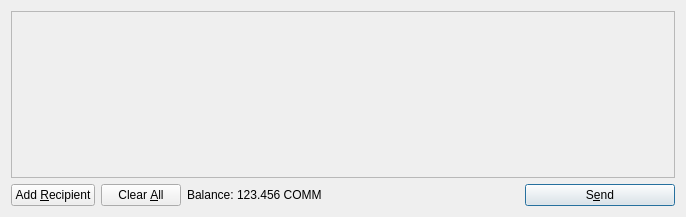
Old version of the form src/qt/forms/sendcoinsdialog.ui in the repository bumbacoin/communitycoin.
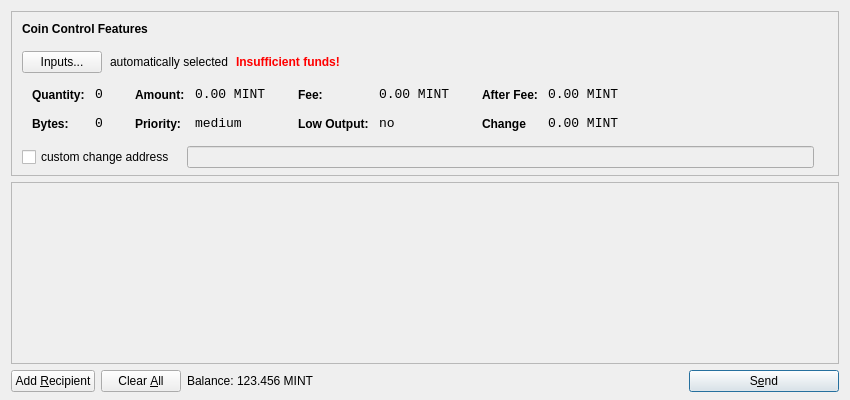
New version of the form. Icons and pictures are not drawn.

```diff
--- a/src/qt/forms/sendcoinsdialog.ui
+++ b/src/qt/forms/sendcoinsdialog.ui
@@ -6,14 +6,615 @@
    <rect>
     <x>0</x>
     <y>0</y>
-    <width>686</width>
-    <height>217</height>
+    <width>850</width>
+    <height>400</height>
    </rect>
   </property>
   <property name="windowTitle">
    <string>Send Coins</string>
   </property>
-  <layout class="QVBoxLayout" name="verticalLayout">
+  <layout class="QVBoxLayout" name="verticalLayout" stretch="0,1,0">
+   <property name="bottomMargin">
+    <number>8</number>
+   </property>
+   <item>
+    <widget class="QFrame" name="frameCoinControl">
+     <property name="sizePolicy">
+      <sizepolicy hsizetype="Expanding" vsizetype="Expanding">
+       <horstretch>0</horstretch>
+       <verstretch>0</verstretch>
+      </sizepolicy>
+     </property>
+     <property name="maximumSize">
+      <size>
+       <width>16777215</width>
+       <height>16777215</height>
+      </size>
+     </property>
+     <property name="frameShape">
+      <enum>QFrame::StyledPanel</enum>
+     </property>
+     <property name="frameShadow">
+      <enum>QFrame::Sunken</enum>
+     </property>
+     <layout class="QVBoxLayout" name="verticalLayoutCoinControl2">
+      <property name="spacing">
+       <number>-1</number>
+      </property>
+      <property name="leftMargin">
+       <number>0</number>
+      </property>
+      <property name="topMargin">
+       <number>0</number>
+      </property>
+      <property name="rightMargin">
+       <number>0</number>
+      </property>
+      <property name="bottomMargin">
+       <number>6</number>
+      </property>
+      <item>
+       <layout class="QVBoxLayout" name="verticalLayoutCoinControl" stretch="0,0,0,0,1">
+        <property name="spacing">
+         <number>0</number>
+        </property>
+        <property name="leftMargin">
+         <number>10</number>
+        </property>
+        <property name="topMargin">
+         <number>10</number>
+        </property>
+        <item>
+         <layout class="QHBoxLayout" name="horizontalLayoutCoinControl1">
+          <property name="bottomMargin">
+           <number>15</number>
+          </property>
+          <item>
+           <widget class="QLabel" name="labelCoinControlFeatures">
+            <property name="sizePolicy">
+             <sizepolicy hsizetype="Preferred" vsizetype="Maximum">
+              <horstretch>0</horstretch>
+              <verstretch>0</verstretch>
+             </sizepolicy>
+            </property>
+            <property name="font">
+             <font>
+              <weight>75</weight>
+              <bold>true</bold>
+             </font>
+            </property>
+            <property name="styleSheet">
+             <string notr="true">font-weight:bold;</string>
+            </property>
+            <property name="text">
+             <string>Coin Control Features</string>
+            </property>
+           </widget>
+          </item>
+         </layout>
+        </item>
+        <item>
+         <layout class="QHBoxLayout" name="horizontalLayoutCoinControl2" stretch="0,0,0,0">
+          <property name="spacing">
+           <number>8</number>
+          </property>
+          <property name="bottomMargin">
+           <number>10</number>
+          </property>
+          <item>
+           <widget class="QPushButton" name="pushButtonCoinControl">
+            <property name="styleSheet">
+             <string notr="true"/>
+            </property>
+            <property name="text">
+             <string>Inputs...</string>
+            </property>
+           </widget>
+          </item>
+          <item>
+           <widget class="QLabel" name="labelCoinControlAutomaticallySelected">
+            <property name="text">
+             <string>automatically selected</string>
+            </property>
+            <property name="margin">
+             <number>5</number>
+            </property>
+           </widget>
+          </item>
+          <item>
+           <widget class="QLabel" name="labelCoinControlInsuffFunds">
+            <property name="font">
+             <font>
+              <weight>75</weight>
+              <bold>true</bold>
+             </font>
+            </property>
+            <property name="styleSheet">
+             <string notr="true">color:red;font-weight:bold;</string>
+            </property>
+            <property name="text">
+             <string>Insufficient funds!</string>
+            </property>
+            <property name="margin">
+             <number>5</number>
+            </property>
+           </widget>
+          </item>
+          <item>
+           <spacer name="horizontalSpacerCoinControl">
+            <property name="orientation">
+             <enum>Qt::Horizontal</enum>
+            </property>
+            <property name="sizeHint" stdset="0">
+             <size>
+              <width>40</width>
+              <height>1</height>
+             </size>
+            </property>
+           </spacer>
+          </item>
+         </layout>
+        </item>
+        <item>
+         <widget class="QWidget" name="widgetCoinControl" native="true">
+          <property name="sizePolicy">
+           <sizepolicy hsizetype="Preferred" vsizetype="Preferred">
+            <horstretch>0</horstretch>
+            <verstretch>0</verstretch>
+           </sizepolicy>
+          </property>
+          <property name="minimumSize">
+           <size>
+            <width>0</width>
+            <height>0</height>
+           </size>
+          </property>
+          <property name="styleSheet">
+           <string notr="true"/>
+          </property>
+          <layout class="QHBoxLayout" name="horizontalLayoutCoinControl5">
+           <property name="margin">
+            <number>0</number>
+           </property>
+           <item>
+            <layout class="QHBoxLayout" name="horizontalLayoutCoinControl3" stretch="0,0,0,1">
+             <property name="spacing">
+              <number>20</number>
+             </property>
+             <property name="topMargin">
+              <number>0</number>
+             </property>
+             <property name="bottomMargin">
+              <number>10</number>
+             </property>
+             <item>
+              <layout class="QFormLayout" name="formLayoutCoinControl1">
+               <property name="horizontalSpacing">
+                <number>10</number>
+               </property>
+               <property name="verticalSpacing">
+                <number>14</number>
+               </property>
+               <property name="leftMargin">
+                <number>10</number>
+               </property>
+               <property name="topMargin">
+                <number>4</number>
+               </property>
+               <property name="rightMargin">
+                <number>6</number>
+               </property>
+               <item row="0" column="0">
+                <widget class="QLabel" name="labelCoinControlQuantityText">
+                 <property name="styleSheet">
+                  <string notr="true">font-weight:bold;</string>
+                 </property>
+                 <property name="text">
+                  <string>Quantity:</string>
+                 </property>
+                 <property name="margin">
+                  <number>0</number>
+                 </property>
+                </widget>
+               </item>
+               <item row="0" column="1">
+                <widget class="QLabel" name="labelCoinControlQuantity">
+                 <property name="font">
+                  <font>
+                   <family>Monospace</family>
+                   <pointsize>10</pointsize>
+                  </font>
+                 </property>
+                 <property name="cursor">
+                  <cursorShape>IBeamCursor</cursorShape>
+                 </property>
+                 <property name="contextMenuPolicy">
+                  <enum>Qt::ActionsContextMenu</enum>
+                 </property>
+                 <property name="text">
+                  <string>0</string>
+                 </property>
+                 <property name="margin">
+                  <number>0</number>
+                 </property>
+                 <property name="textInteractionFlags">
+                  <set>Qt::LinksAccessibleByMouse|Qt::TextSelectableByKeyboard|Qt::TextSelectableByMouse</set>
+                 </property>
+                </widget>
+               </item>
+               <item row="1" column="0">
+                <widget class="QLabel" name="labelCoinControlBytesText">
+                 <property name="styleSheet">
+                  <string notr="true">font-weight:bold;</string>
+                 </property>
+                 <property name="text">
+                  <string>Bytes:</string>
+                 </property>
+                </widget>
+               </item>
+               <item row="1" column="1">
+                <widget class="QLabel" name="labelCoinControlBytes">
+                 <property name="font">
+                  <font>
+                   <family>Monospace</family>
+                   <pointsize>10</pointsize>
+                  </font>
+                 </property>
+                 <property name="cursor">
+                  <cursorShape>IBeamCursor</cursorShape>
+                 </property>
+                 <property name="contextMenuPolicy">
+                  <enum>Qt::ActionsContextMenu</enum>
+                 </property>
+                 <property name="text">
+                  <string>0</string>
+                 </property>
+                 <property name="textInteractionFlags">
+                  <set>Qt::LinksAccessibleByMouse|Qt::TextSelectableByKeyboard|Qt::TextSelectableByMouse</set>
+                 </property>
+                </widget>
+               </item>
+              </layout>
+             </item>
+             <item>
+              <layout class="QFormLayout" name="formLayoutCoinControl2">
+               <property name="horizontalSpacing">
+                <number>10</number>
+               </property>
+               <property name="verticalSpacing">
+                <number>14</number>
+               </property>
+               <property name="leftMargin">
+                <number>6</number>
+               </property>
+               <property name="topMargin">
+                <number>4</number>
+               </property>
+               <property name="rightMargin">
+                <number>6</number>
+               </property>
+               <item row="0" column="0">
+                <widget class="QLabel" name="labelCoinControlAmountText">
+                 <property name="styleSheet">
+                  <string notr="true">font-weight:bold;</string>
+                 </property>
+                 <property name="text">
+                  <string>Amount:</string>
+                 </property>
+                 <property name="margin">
+                  <number>0</number>
+                 </property>
+                </widget>
+               </item>
+               <item row="0" column="1">
+                <widget class="QLabel" name="labelCoinControlAmount">
+                 <property name="font">
+                  <font>
+                   <family>Monospace</family>
+                   <pointsize>10</pointsize>
+                  </font>
+                 </property>
+                 <property name="cursor">
+                  <cursorShape>IBeamCursor</cursorShape>
+                 </property>
+                 <property name="contextMenuPolicy">
+                  <enum>Qt::ActionsContextMenu</enum>
+                 </property>
+                 <property name="text">
+                  <string>0.00 MINT</string>
+                 </property>
+                 <property name="textInteractionFlags">
+                  <set>Qt::LinksAccessibleByMouse|Qt::TextSelectableByKeyboard|Qt::TextSelectableByMouse</set>
+                 </property>
+                </widget>
+               </item>
+               <item row="1" column="0">
+                <widget class="QLabel" name="labelCoinControlPriorityText">
+                 <property name="styleSheet">
+                  <string notr="true">font-weight:bold;</string>
+                 </property>
+                 <property name="text">
+                  <string>Priority:</string>
+                 </property>
+                </widget>
+               </item>
+               <item row="1" column="1">
+                <widget class="QLabel" name="labelCoinControlPriority">
+                 <property name="font">
+                  <font>
+                   <family>Monospace</family>
+                   <pointsize>10</pointsize>
+                  </font>
+                 </property>
+                 <property name="cursor">
+                  <cursorShape>IBeamCursor</cursorShape>
+                 </property>
+                 <property name="contextMenuPolicy">
+                  <enum>Qt::ActionsContextMenu</enum>
+                 </property>
+                 <property name="text">
+                  <string>medium</string>
+                 </property>
+                 <property name="textInteractionFlags">
+                  <set>Qt::LinksAccessibleByMouse|Qt::TextSelectableByKeyboard|Qt::TextSelectableByMouse</set>
+                 </property>
+                </widget>
+               </item>
+              </layout>
+             </item>
+             <item>
+              <layout class="QFormLayout" name="formLayoutCoinControl3">
+               <property name="horizontalSpacing">
+                <number>10</number>
+               </property>
+               <property name="verticalSpacing">
+                <number>14</number>
+               </property>
+               <property name="leftMargin">
+                <number>6</number>
+               </property>
+               <property name="topMargin">
+                <number>4</number>
+               </property>
+               <property name="rightMargin">
+                <number>6</number>
+               </property>
+               <item row="0" column="0">
+                <widget class="QLabel" name="labelCoinControlFeeText">
+                 <property name="styleSheet">
+                  <string notr="true">font-weight:bold;</string>
+                 </property>
+                 <property name="text">
+                  <string>Fee:</string>
+                 </property>
+                 <property name="margin">
+                  <number>0</number>
+                 </property>
+                </widget>
+               </item>
+               <item row="0" column="1">
+                <widget class="QLabel" name="labelCoinControlFee">
+                 <property name="font">
+                  <font>
+                   <family>Monospace</family>
+                   <pointsize>10</pointsize>
+                  </font>
+                 </property>
+                 <property name="cursor">
+                  <cursorShape>IBeamCursor</cursorShape>
+                 </property>
+                 <property name="contextMenuPolicy">
+                  <enum>Qt::ActionsContextMenu</enum>
+                 </property>
+                 <property name="text">
+                  <string>0.00 MINT</string>
+                 </property>
+                 <property name="textInteractionFlags">
+                  <set>Qt::LinksAccessibleByMouse|Qt::TextSelectableByKeyboard|Qt::TextSelectableByMouse</set>
+                 </property>
+                </widget>
+               </item>
+               <item row="1" column="0">
+                <widget class="QLabel" name="labelCoinControlLowOutputText">
+                 <property name="styleSheet">
+                  <string notr="true">font-weight:bold;</string>
+                 </property>
+                 <property name="text">
+                  <string>Low Output:</string>
+                 </property>
+                </widget>
+               </item>
+               <item row="1" column="1">
+                <widget class="QLabel" name="labelCoinControlLowOutput">
+                 <property name="font">
+                  <font>
+                   <family>Monospace</family>
+                   <pointsize>10</pointsize>
+                  </font>
+                 </property>
+                 <property name="cursor">
+                  <cursorShape>IBeamCursor</cursorShape>
+                 </property>
+                 <property name="contextMenuPolicy">
+                  <enum>Qt::ActionsContextMenu</enum>
+                 </property>
+                 <property name="text">
+                  <string>no</string>
+                 </property>
+                 <property name="textInteractionFlags">
+                  <set>Qt::LinksAccessibleByMouse|Qt::TextSelectableByKeyboard|Qt::TextSelectableByMouse</set>
+                 </property>
+                </widget>
+               </item>
+              </layout>
+             </item>
+             <item>
+              <layout class="QFormLayout" name="formLayoutCoinControl4">
+               <property name="horizontalSpacing">
+                <number>10</number>
+               </property>
+               <property name="verticalSpacing">
+                <number>14</number>
+               </property>
+               <property name="leftMargin">
+                <number>6</number>
+               </property>
+               <property name="topMargin">
+                <number>4</number>
+               </property>
+               <property name="rightMargin">
+                <number>6</number>
+               </property>
+               <item row="0" column="0">
+                <widget class="QLabel" name="labelCoinControlAfterFeeText">
+                 <property name="styleSheet">
+                  <string notr="true">font-weight:bold;</string>
+                 </property>
+                 <property name="text">
+                  <string>After Fee:</string>
+                 </property>
+                 <property name="margin">
+                  <number>0</number>
+                 </property>
+                </widget>
+               </item>
+               <item row="0" column="1">
+                <widget class="QLabel" name="labelCoinControlAfterFee">
+                 <property name="font">
+                  <font>
+                   <family>Monospace</family>
+                   <pointsize>10</pointsize>
+                  </font>
+                 </property>
+                 <property name="cursor">
+                  <cursorShape>IBeamCursor</cursorShape>
+                 </property>
+                 <property name="contextMenuPolicy">
+                  <enum>Qt::ActionsContextMenu</enum>
+                 </property>
+                 <property name="text">
+                  <string>0.00 MINT</string>
+                 </property>
+                 <property name="textInteractionFlags">
+                  <set>Qt::LinksAccessibleByMouse|Qt::TextSelectableByKeyboard|Qt::TextSelectableByMouse</set>
+                 </property>
+                </widget>
+               </item>
+               <item row="1" column="0">
+                <widget class="QLabel" name="labelCoinControlChangeText">
+                 <property name="styleSheet">
+                  <string notr="true">font-weight:bold;</string>
+                 </property>
+                 <property name="text">
+                  <string>Change</string>
+                 </property>
+                </widget>
+               </item>
+               <item row="1" column="1">
+                <widget class="QLabel" name="labelCoinControlChange">
+                 <property name="font">
+                  <font>
+                   <family>Monospace</family>
+                   <pointsize>10</pointsize>
+                  </font>
+                 </property>
+                 <property name="cursor">
+                  <cursorShape>IBeamCursor</cursorShape>
+                 </property>
+                 <property name="contextMenuPolicy">
+                  <enum>Qt::ActionsContextMenu</enum>
+                 </property>
+                 <property name="text">
+                  <string>0.00 MINT</string>
+                 </property>
+                 <property name="textInteractionFlags">
+                  <set>Qt::LinksAccessibleByMouse|Qt::TextSelectableByKeyboard|Qt::TextSelectableByMouse</set>
+                 </property>
+                </widget>
+               </item>
+              </layout>
+             </item>
+            </layout>
+           </item>
+          </layout>
+         </widget>
+        </item>
+        <item>
+         <layout class="QHBoxLayout" name="horizontalLayoutCoinControl4" stretch="0,0,0">
+          <property name="spacing">
+           <number>12</number>
+          </property>
+          <property name="sizeConstraint">
+           <enum>QLayout::SetDefaultConstraint</enum>
+          </property>
+          <property name="topMargin">
+           <number>5</number>
+          </property>
+          <property name="rightMargin">
+           <number>5</number>
+          </property>
+          <item>
+           <widget class="QCheckBox" name="checkBoxCoinControlChange">
+            <property name="text">
+             <string>custom change address</string>
+            </property>
+           </widget>
+          </item>
+          <item>
+           <widget class="QLineEdit" name="lineEditCoinControlChange">
+            <property name="enabled">
+             <bool>false</bool>
+            </property>
+            <property name="sizePolicy">
+             <sizepolicy hsizetype="Expanding" vsizetype="Fixed">
+              <horstretch>0</horstretch>
+              <verstretch>0</verstretch>
+             </sizepolicy>
+            </property>
+           </widget>
+          </item>
+          <item>
+           <widget class="QLabel" name="labelCoinControlChangeLabel">
+            <property name="sizePolicy">
+             <sizepolicy hsizetype="Preferred" vsizetype="Expanding">
+              <horstretch>0</horstretch>
+              <verstretch>0</verstretch>
+             </sizepolicy>
+            </property>
+            <property name="minimumSize">
+             <size>
+              <width>0</width>
+              <height>0</height>
+             </size>
+            </property>
+            <property name="text">
+             <string/>
+            </property>
+            <property name="margin">
+             <number>3</number>
+            </property>
+           </widget>
+          </item>
+         </layout>
+        </item>
+        <item>
+         <spacer name="verticalSpacerCoinControl">
+          <property name="orientation">
+           <enum>Qt::Vertical</enum>
+          </property>
+          <property name="sizeHint" stdset="0">
+           <size>
+            <width>800</width>
+            <height>1</height>
+           </size>
+          </property>
+         </spacer>
+        </item>
+       </layout>
+      </item>
+     </layout>
+    </widget>
+   </item>
    <item>
     <widget class="QScrollArea" name="scrollArea">
      <property name="widgetResizable">
@@ -24,7 +625,7 @@
        <rect>
         <x>0</x>
         <y>0</y>
-        <width>666</width>
+        <width>830</width>
         <height>165</height>
        </rect>
       </property>
@@ -108,6 +709,12 @@
        </property>
        <item>
         <widget class="QLabel" name="label">
+         <property name="sizePolicy">
+          <sizepolicy hsizetype="Preferred" vsizetype="Fixed">
+           <horstretch>0</horstretch>
+           <verstretch>0</verstretch>
+          </sizepolicy>
+         </property>
          <property name="text">
           <string>Balance:</string>
          </property>
@@ -115,11 +722,17 @@
        </item>
        <item>
         <widget class="QLabel" name="labelBalance">
+         <property name="sizePolicy">
+          <sizepolicy hsizetype="Preferred" vsizetype="Fixed">
+           <horstretch>0</horstretch>
+           <verstretch>0</verstretch>
+          </sizepolicy>
+         </property>
          <property name="cursor">
           <cursorShape>IBeamCursor</cursorShape>
          </property>
          <property name="text">
-          <string>123.456 COMM</string>
+          <string>123.456 MINT</string>
          </property>
          <property name="textInteractionFlags">
           <set>Qt::LinksAccessibleByMouse|Qt::TextSelectableByKeyboard|Qt::TextSelectableByMouse</set>
```
